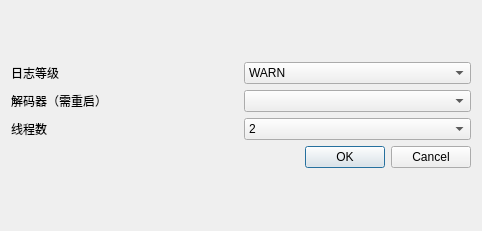
The window that ui/setting.ui (tonquer/waifu2x-ncnn-vulkan-GUI) describes before a commit, drawn with Qt 5.
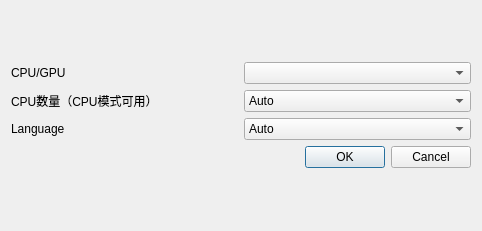
The same window after the commit.

```diff
--- a/ui/setting.ui
+++ b/ui/setting.ui
@@ -26,57 +26,62 @@
      <item row="0" column="0">
       <layout class="QGridLayout" name="gridLayout_3">
        <item row="1" column="0">
-        <widget class="QLabel" name="label_3">
-         <property name="text">
-          <string>解码器（需重启）</string>
-         </property>
-        </widget>
-       </item>
-       <item row="2" column="0">
         <widget class="QLabel" name="label_8">
          <property name="text">
-          <string>线程数</string>
+          <string>CPU数量（CPU模式可用）</string>
          </property>
         </widget>
        </item>
        <item row="0" column="2">
-        <widget class="QComboBox" name="logBox">
-         <item>
-          <property name="text">
-           <string>WARN</string>
-          </property>
-         </item>
-         <item>
-          <property name="text">
-           <string>INFO</string>
-          </property>
-         </item>
-         <item>
-          <property name="text">
-           <string>DEBUG</string>
-          </property>
-         </item>
-        </widget>
-       </item>
-       <item row="1" column="2">
         <widget class="QComboBox" name="encodeSelect"/>
        </item>
-       <item row="2" column="2">
+       <item row="1" column="2">
         <widget class="QComboBox" name="threadSelect">
          <item>
           <property name="text">
-           <string>2</string>
+           <string>Auto</string>
           </property>
          </item>
         </widget>
        </item>
        <item row="0" column="0">
-        <widget class="QLabel" name="label_10">
+        <widget class="QLabel" name="label_3">
          <property name="text">
-          <string>日志等级</string>
+          <string>CPU/GPU</string>
          </property>
         </widget>
        </item>
+       <item row="2" column="0">
+        <widget class="QLabel" name="label">
+         <property name="text">
+          <string>Language</string>
+         </property>
+        </widget>
+       </item>
+       <item row="2" column="2">
+        <widget class="QComboBox" name="languageSelect">
+         <item>
+          <property name="text">
+           <string>Auto</string>
+          </property>
+         </item>
+         <item>
+          <property name="text">
+           <string>中文简体</string>
+          </property>
+         </item>
+         <item>
+          <property name="text">
+           <string>中文繁体</string>
+          </property>
+         </item>
+         <item>
+          <property name="text">
+           <string>English</string>
+          </property>
+         </item>
+        </widget>
+       </item>
       </layout>
      </item>
     </layout>
```
Left out of the diff: 5 changed lines with no effect on the pictures.
